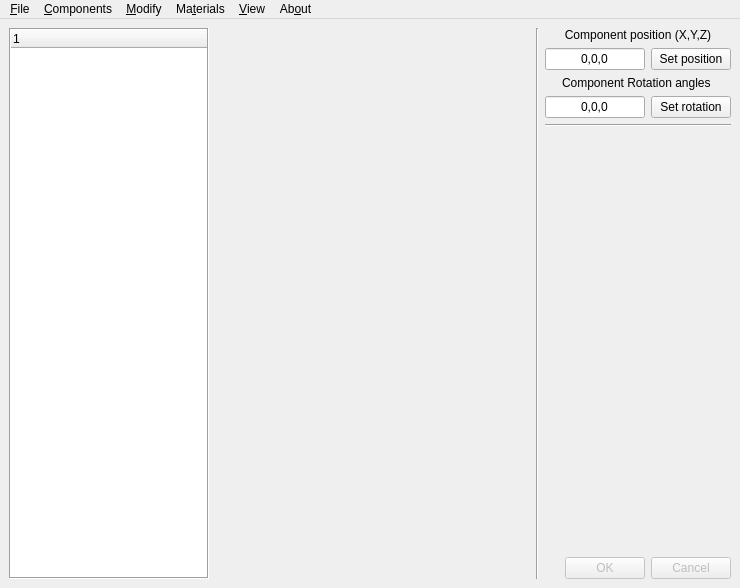
bakeryproducts/ConstructorM4, file UI/cnst.ui: the form before one commit.
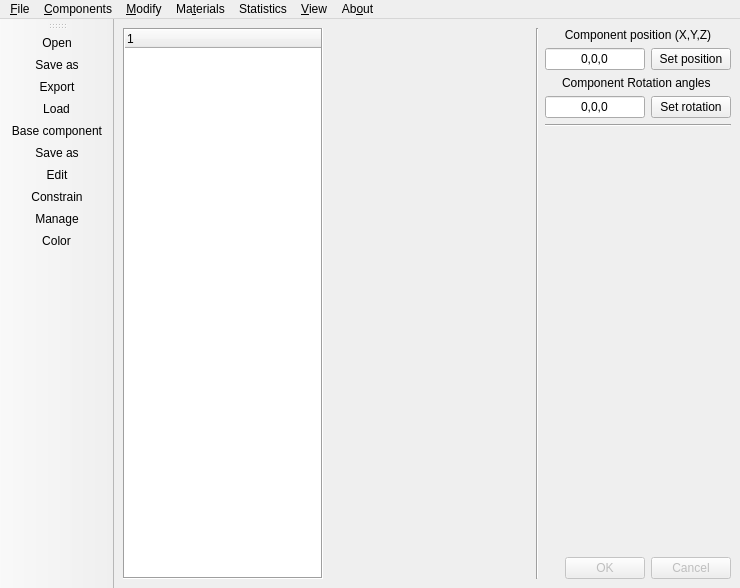
The form after the commit. Icons and pictures are not drawn.

```diff
--- a/UI/cnst.ui
+++ b/UI/cnst.ui
@@ -351,13 +351,41 @@
     <addaction name="menuNewmaterial"/>
     <addaction name="menuCurrent"/>
    </widget>
+   <widget class="QMenu" name="menuStatistics">
+    <property name="title">
+     <string>Statistics</string>
+    </property>
+    <addaction name="actionShooting"/>
+   </widget>
    <addaction name="menuFile"/>
    <addaction name="menuComponents"/>
    <addaction name="menuModify"/>
    <addaction name="menuMa_terials"/>
+   <addaction name="menuStatistics"/>
    <addaction name="menuView"/>
    <addaction name="menuAbout"/>
   </widget>
+  <widget class="QToolBar" name="toolBar">
+   <property name="windowTitle">
+    <string>toolBar</string>
+   </property>
+   <attribute name="toolBarArea">
+    <enum>LeftToolBarArea</enum>
+   </attribute>
+   <attribute name="toolBarBreak">
+    <bool>false</bool>
+   </attribute>
+   <addaction name="actionfOpen"/>
+   <addaction name="actionfSaveas"/>
+   <addaction name="actionfExport"/>
+   <addaction name="actionOpencomp"/>
+   <addaction name="actionBasecomp"/>
+   <addaction name="actionSavecomp"/>
+   <addaction name="actionEdit"/>
+   <addaction name="action_Constrain"/>
+   <addaction name="actionManage"/>
+   <addaction name="actionColor"/>
+  </widget>
   <action name="actionfSaveas">
    <property name="text">
     <string>Save as...</string>
@@ -511,6 +539,20 @@
     <string>Heterogeneous...</string>
    </property>
   </action>
+  <action name="actionColor">
+   <property name="icon">
+    <iconset resource="Resourses/res.qrc">
+     <normaloff>:/TBicons/process.ico</normaloff>:/TBicons/process.ico</iconset>
+   </property>
+   <property name="text">
+    <string>Color...</string>
+   </property>
+  </action>
+  <action name="actionShooting">
+   <property name="text">
+    <string>Shooting</string>
+   </property>
+  </action>
  </widget>
  <resources/>
  <connections/>
```
Left out of the diff: 72 changed lines with no effect on the pictures.
